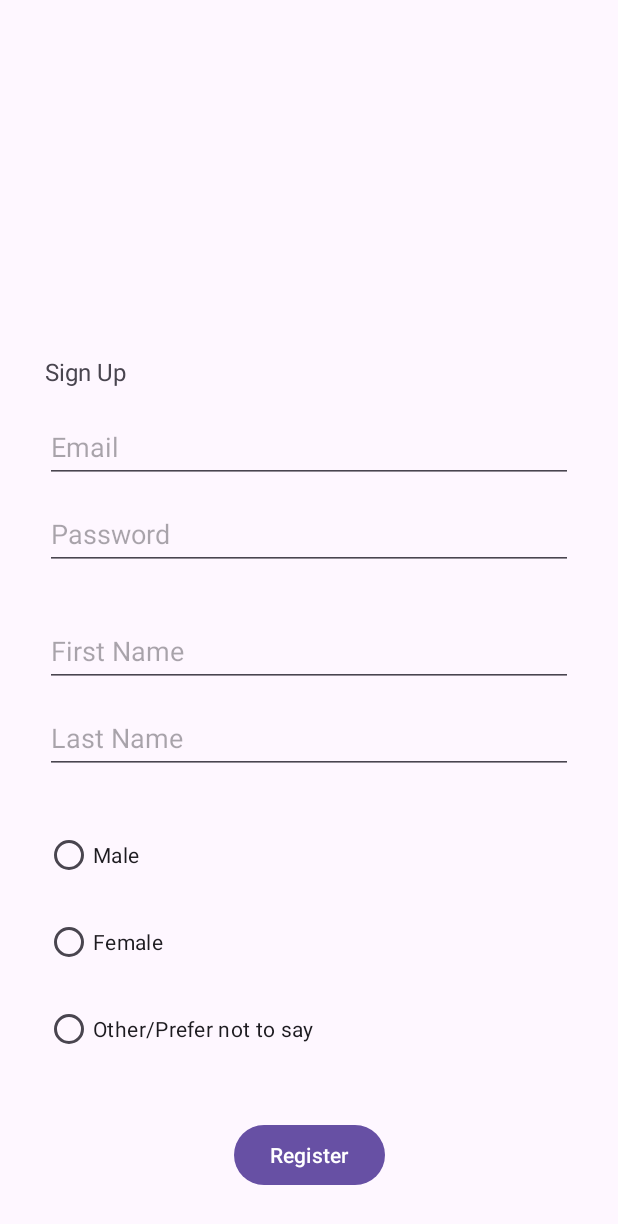
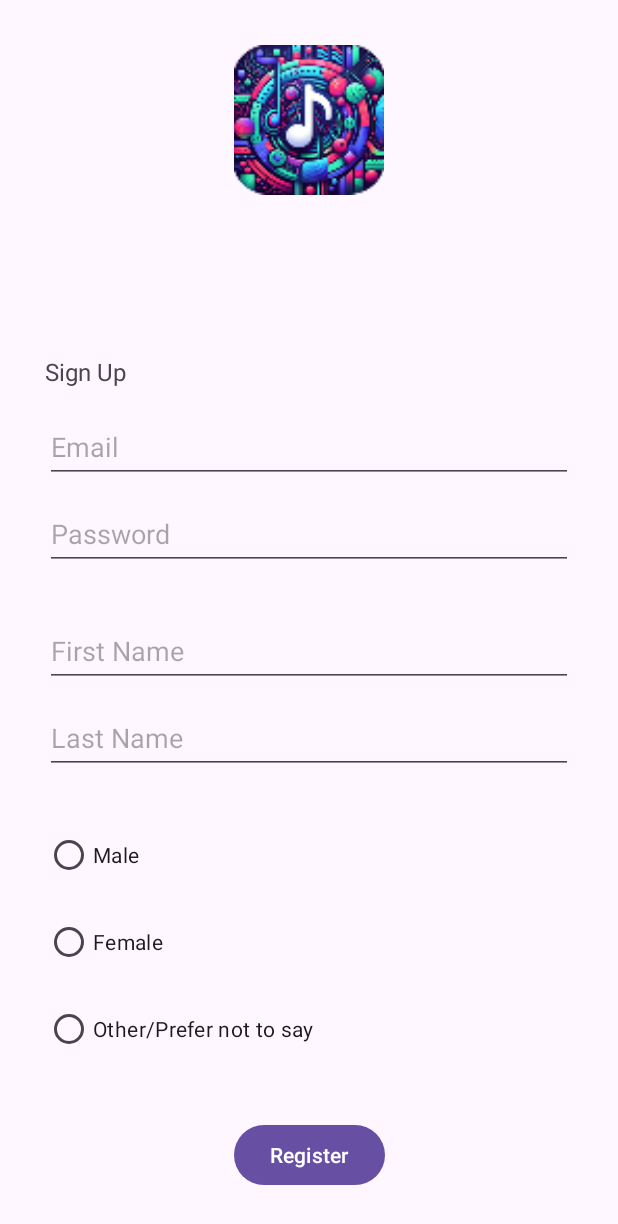
Before and after one commit to RCordobaG/Modulo4PracticaFinal, an Android app: the screen it shows after launch (MainActivity), after a tap on an icon or button, on a phone screen of 412 x 824 dp. Shown: the top 1224 px of the screen. Run offline under Robolectric (Android 15) with nearby library versions, the phone set to English and light mode, and no system bars.

Commit message:
Added image to Sign up fragment

```diff
--- a/app/src/main/res/layout/fragment_sign_up.xml
+++ b/app/src/main/res/layout/fragment_sign_up.xml
@@ -111,6 +111,7 @@
         app:layout_constraintEnd_toEndOf="parent"
         app:layout_constraintStart_toStartOf="parent"
         app:layout_constraintTop_toTopOf="parent"
+        app:srcCompat="@drawable/ic_launcher"
         tools:srcCompat="@drawable/ic_launcher" />
 
 </androidx.constraintlayout.widget.ConstraintLayout>
```
